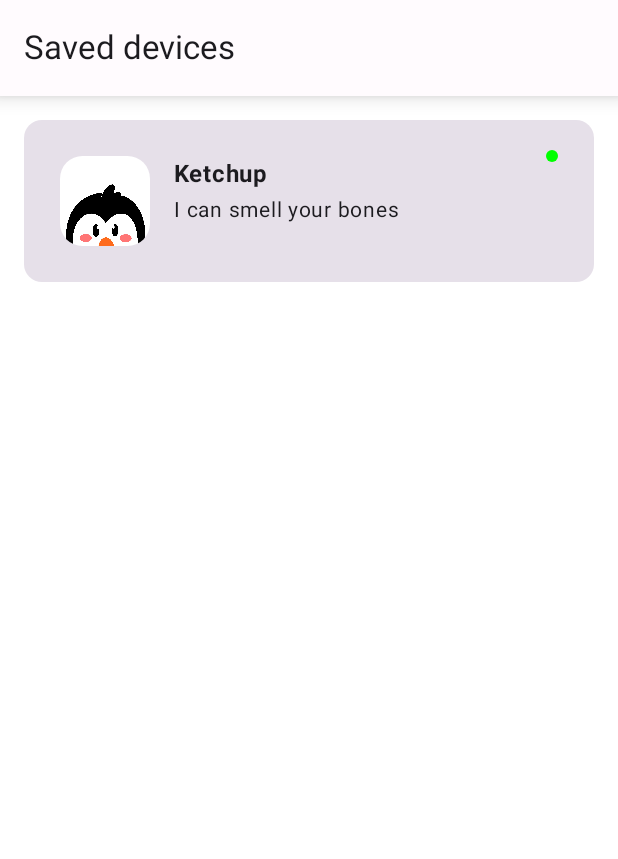
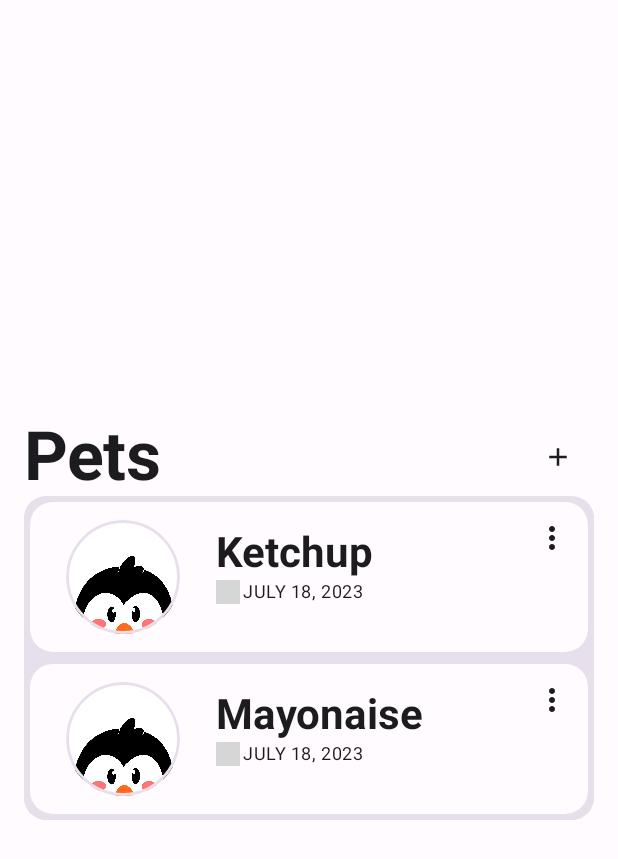
Before and after one commit to sxxxi/penguino-app, an Android app built with Jetpack Compose: the @Preview function PreviewHomeScreen, on a phone screen of 412 x 824 dp. Shown: the top 859 px of the screen. Run offline under Robolectric (Android 15) with nearby library versions, the light colour scheme and no system bars; our stand-ins replace Dagger/Hilt's generated code; grey boxes are pictures that could not be loaded.

Commit message:
Update old home ui

```diff
--- a/app/src/main/java/com/penguino/ui/screens/HomeScreen.kt
+++ b/app/src/main/java/com/penguino/ui/screens/HomeScreen.kt
@@ -1,166 +1,254 @@
 package com.penguino.ui.screens
 
-import androidx.compose.animation.AnimatedVisibility
-import androidx.compose.animation.core.MutableTransitionState
-import androidx.compose.animation.core.tween
-import androidx.compose.animation.fadeIn
-import androidx.compose.animation.fadeOut
-import androidx.compose.foundation.Canvas
 import androidx.compose.foundation.ExperimentalFoundationApi
 import androidx.compose.foundation.Image
+import androidx.compose.foundation.background
+import androidx.compose.foundation.border
+import androidx.compose.foundation.layout.Arrangement
+import androidx.compose.foundation.layout.Box
 import androidx.compose.foundation.layout.Column
+import androidx.compose.foundation.layout.PaddingValues
 import androidx.compose.foundation.layout.Row
 import androidx.compose.foundation.layout.Spacer
 import androidx.compose.foundation.layout.fillMaxSize
+import androidx.compose.foundation.layout.fillMaxWidth
 import androidx.compose.foundation.layout.padding
-import androidx.compose.foundation.layout.width
-import androidx.compose.foundation.lazy.LazyColumn
-import androidx.compose.foundation.lazy.items
+import androidx.compose.foundation.layout.size
 import androidx.compose.foundation.shape.RoundedCornerShape
-import androidx.compose.material3.Card
+import androidx.compose.material.icons.Icons
+import androidx.compose.material.icons.filled.Add
+import androidx.compose.material.icons.filled.MoreVert
+import androidx.compose.material3.DropdownMenu
+import androidx.compose.material3.DropdownMenuItem
 import androidx.compose.material3.ExperimentalMaterial3Api
+import androidx.compose.material3.Icon
+import androidx.compose.material3.IconButton
 import androidx.compose.material3.MaterialTheme
+import androidx.compose.material3.Scaffold
 import androidx.compose.material3.Text
 import androidx.compose.runtime.Composable
+import androidx.compose.runtime.getValue
+import androidx.compose.runtime.mutableStateOf
 import androidx.compose.runtime.remember
+import androidx.compose.runtime.setValue
+import androidx.compose.ui.Alignment
 import androidx.compose.ui.Modifier
 import androidx.compose.ui.draw.clip
-import androidx.compose.ui.graphics.Color
-import androidx.compose.ui.graphics.ImageBitmap
 import androidx.compose.ui.graphics.painter.Painter
 import androidx.compose.ui.layout.ContentScale
-import androidx.compose.ui.platform.LocalLifecycleOwner
 import androidx.compose.ui.res.painterResource
+import androidx.compose.ui.text.TextStyle
 import androidx.compose.ui.text.font.FontWeight
 import androidx.compose.ui.tooling.preview.Preview
 import androidx.compose.ui.unit.dp
-import androidx.lifecycle.Lifecycle
-import androidx.lifecycle.lifecycleScope
 import com.penguino.R
 import com.penguino.data.models.PetInfo
-import com.penguino.utils.ObserveLifecycle
-import com.penguino.ui.components.Mods
-import com.penguino.ui.components.SimpleTopBar
+import com.penguino.data.utils.EpochFactory
+import com.penguino.ui.components.ConfirmationAlert
+import com.penguino.ui.components.CustomCard
+import com.penguino.ui.components.ListComponent
+import com.penguino.ui.components.ListComponentHeader
 import com.penguino.ui.theme.PenguinoTheme
 import com.penguino.ui.viewmodels.HomeViewModel.HomeUiState
-import kotlinx.coroutines.CoroutineScope
+import java.time.Month
+import java.util.Calendar
 
-@OptIn(ExperimentalFoundationApi::class)
+// TODO: TOP BAR!!!
+@OptIn(ExperimentalMaterial3Api::class)
 @Composable
 fun HomePage(
-	modifier: Modifier = Modifier,
 	uiState: HomeUiState = HomeUiState(),
-	onScreenLaunched: (CoroutineScope) -> Unit = {},
-	onScreenExit: () -> Unit = {},
 	onSavedPetClicked: (PetInfo) -> Unit = {},
+	onNavigateToScan: () -> Unit = {},
+	onPetDelete: (PetInfo) -> Unit = {}
 ) {
-	ObserveLifecycle(lifecycleOwner = LocalLifecycleOwner.current, observer = { owner, event ->
-		when(event) {
-			Lifecycle.Event.ON_RESUME -> onScreenLaunched(owner.lifecycleScope)
-			else -> onScreenExit()
-		}
-	})
-
+	Scaffold(
+		modifier = Modifier
+			.fillMaxSize()
+			.background(MaterialTheme.colorScheme.background),
+	) { padding ->
 		Column(
-		modifier = modifier
-			.fillMaxSize(),
+			modifier = Modifier
+				.fillMaxSize()
+				.padding(horizontal = 16.dp)
+				.padding(padding),
+			horizontalAlignment = Alignment.CenterHorizontally,
+			verticalArrangement = Arrangement.Center
 		) {
-		SimpleTopBar(title = "Saved devices")
-		val visibleState = remember {
-			MutableTransitionState(false).apply {
-				this.isIdle
-				targetState = true
-			}
-		}
-		AnimatedVisibility(
-			visibleState = visibleState,
-			enter = fadeIn(tween(1000)),
-			exit = fadeOut()
-		) {
-			LazyColumn {
-				items(uiState.savedDevices, key = { it.address }) { dev ->
-					SavedDeviceListItem(
-						modifier = Modifier.animateItemPlacement(),
-						petName = dev.name,
-						address = dev.address,
-						onClick = { onSavedPetClicked(dev) },
-						isNearby = dev.isNearby
+			BuddyList(
+				buddies = uiState.savedDevices,
+				onPetDelete = onPetDelete,
+				onPetAdd = onNavigateToScan,
+				onPetClicked = onSavedPetClicked
 			)
 		}
 	}
 }
+
+@OptIn(ExperimentalFoundationApi::class)
+@Composable
+private fun BuddyList(
+	buddies: List<PetInfo>,
+	onPetDelete: (PetInfo) -> Unit,
+	onPetAdd: () -> Unit,
+	onPetClicked: (PetInfo) -> Unit,
+) {
+	ListComponentHeader(text = "Pets") {
+		IconButton(onClick = onPetAdd) {
+			Icon(
+				modifier = Modifier.size(20.dp),
+				imageVector = Icons.Default.Add,
+				contentDescription = "Add buddy"
+			)
+		}
+	}
+	ListComponent(
+		listItems = buddies,
+		onListEmpty = {
+			Text(
+				modifier = Modifier.fillMaxWidth(),
+				text = "No devices found",
+				style = MaterialTheme.typography.titleLarge + TextStyle(
+					fontWeight = FontWeight.Bold,
+					color = MaterialTheme.colorScheme.surfaceVariant
+				)
+			)
+		}
+	) { info ->
+		BuddyCard(
+			modifier = Modifier
+				.padding(4.dp)
+				.animateItemPlacement(),
+			buddy = info,
+			onPetDelete = onPetDelete,
+			onClick = onPetClicked
+		)
 	}
 }
 
-val defaultPfpImageMod = Modifier
-	.width(60.dp)
-	.clip(RoundedCornerShape(15.dp))
-
-@OptIn(ExperimentalMaterial3Api::class)
 @Composable
-fun SavedDeviceListItem(
+private fun BuddyCard(
 	modifier: Modifier = Modifier,
-	imageBitmap: ImageBitmap? = null,
-	petName: String = "",
-	address: String = "",
-	isNearby: Boolean = false,
-	onClick: () -> Unit = {}
+	buddy: PetInfo,
+	onPetDelete: (PetInfo) -> Unit,
+	onClick: (PetInfo) -> Unit,
 ) {
-	Card(
-		modifier = Mods.verticalListItem.then(modifier),
-		onClick = onClick
+	val cornerRadius = remember {
+		RoundedCornerShape(15.dp)
+	}
+	CustomCard(
+		modifier = Modifier
+			.then(modifier)
+			.clip(cornerRadius),
+		onClick = { onClick(buddy) }
 	) {
 		Row(
-			modifier = Mods.verticalListItemContent,
+			modifier = Modifier
+				.fillMaxWidth()
 		) {
-			PetPfp(
-				imageBitmap = imageBitmap,
+			PetPic(
+				modifier = Modifier
+					.border(
+						width = 2.dp,
+						color = MaterialTheme.colorScheme.surfaceVariant,
+						shape = RoundedCornerShape(100)
 					)
-			Spacer(modifier = Modifier.padding(horizontal = 8.dp))
-			Column {
+					.size(76.dp),
+				containerPadding = PaddingValues(horizontal = 24.dp, vertical = 12.dp)
+			)
+
+			Column(
+				modifier = Modifier.padding(vertical = 16.dp)
+			) {
+				// Name
 				Text(
-					petName,
-					fontWeight = FontWeight.Bold,
-					fontSize = MaterialTheme.typography.titleMedium.fontSize
+					text = buddy.name,
+					style = MaterialTheme.typography.headlineMedium +
+							TextStyle(fontWeight = FontWeight.Bold)
+				)
+
+				// Birthday info
+				Row(horizontalArrangement = Arrangement.spacedBy(2.dp)) {
+					val calendar = remember { EpochFactory.epochToCalendar(buddy.birthDate) }
+					Icon(
+						modifier = Modifier.size(16.dp),
+						painter = painterResource(id = R.drawable.birthday_cake),
+						contentDescription = "Cake"
 					)
 					Text(
-					text = address,
-					fontSize = MaterialTheme.typography.titleSmall.fontSize
+						text = "${Month.of(calendar.get(Calendar.MONTH))} " +
+								"${calendar.get(Calendar.DAY_OF_MONTH)}, ${calendar.get(Calendar.YEAR)}",
+						style = MaterialTheme.typography.bodySmall
 					)
 				}
+			}
+
 			Spacer(modifier = Modifier.weight(1f))
-			Canvas(modifier = Modifier.width(8.dp)) {
-				val clr = if (isNearby) Color.Green else Color.Gray
-				drawCircle(
-					color = clr,
-					radius = 4.dp.toPx()
+			BuddyCardMenuButton(
+				buddy = buddy,
+				onPetDelete = onPetDelete
 			)
-			}
 		}
 	}
 }
 
 @Composable
-fun PetPfp(
+private fun BuddyCardMenuButton(
+	buddy: PetInfo,
+	onPetDelete: (PetInfo) -> Unit
+) {
+	Column {
+		var menuExpanded by remember { mutableStateOf(false) }
+		var deleteRequest by remember { mutableStateOf(false) }
+
+		IconButton(onClick = { menuExpanded = true }) {
+			Icon(imageVector = Icons.Default.MoreVert, contentDescription = "")
+		}
+
+		DropdownMenu(expanded = menuExpanded, onDismissRequest = { menuExpanded = false }) {
+			DropdownMenuItem(
+				text = { Text(text = "Delete") },
+				onClick = {
+					menuExpanded = false
+					deleteRequest = true
+				})
+		}
+
+		if (deleteRequest) {
+			ConfirmationAlert(
+				modifier = Modifier.clip(RoundedCornerShape(5)),
+				title = "Delete",
+				text = "Are you sure you want to delete pet?",
+				onConfirm = {
+					onPetDelete(buddy)
+					deleteRequest = !deleteRequest
+				},
+				onDismiss = {
+					deleteRequest = !deleteRequest
+				}
+			)
+		}
+	}
+
+}
+
+@Composable
+fun PetPic(
 	modifier: Modifier = Modifier,
-	imageBitmap: ImageBitmap? = null,
-	fallbackPainter: Painter = painterResource(id = R.drawable.pet_img_default),
-	contentScale: ContentScale = ContentScale.FillWidth
+	contentScale: ContentScale = ContentScale.FillWidth,
+	painter: Painter = painterResource(id = R.drawable.pet_img_default),
+	containerPadding: PaddingValues = PaddingValues(0.dp)
 ) {
-	imageBitmap?.let {
+	Box(Modifier.padding(containerPadding)) {
 		Image(
-			modifier = modifier.then(defaultPfpImageMod),
-			bitmap = it,
-			contentScale = contentScale,
-			contentDescription = "Pet pfp"
+			modifier = Modifier
+				.clip(RoundedCornerShape(100))
+				.then(modifier),
+			painter = painter,
+			contentDescription = "Pet image",
+			contentScale = contentScale
 		)
-	} ?: Image(
-		modifier = modifier.then(defaultPfpImageMod),
-		contentScale = contentScale,
-		painter = fallbackPainter,
-		contentDescription = "Default"
-	)
-
+	}
 }
 
 
@@ -168,14 +256,17 @@ fun PetPfp(
 @Composable
 fun PreviewHomeScreen() {
 	PenguinoTheme {
-		HomePage(uiState = HomeUiState(
+		HomePage(
+			uiState = HomeUiState(
 				savedDevices = listOf(
 					PetInfo(
 						name = "Ketchup",
-					personality = "Cute",
-					age = 3,
 						address = "I can smell your bones",
 						isNearby = true
+					),
+					PetInfo(
+						name = "Mayonaise",
+						address = "I can smell your bones"
 					)
 				)
 			)
```
Lines whose indentation alone changed are shown as unchanged.
